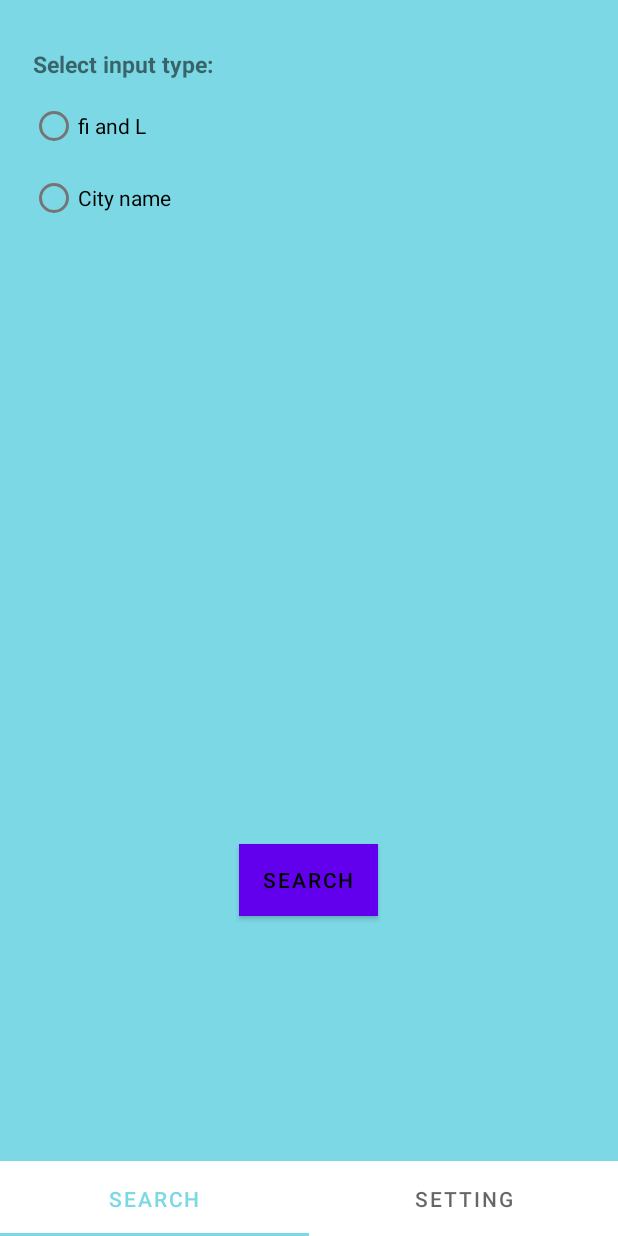
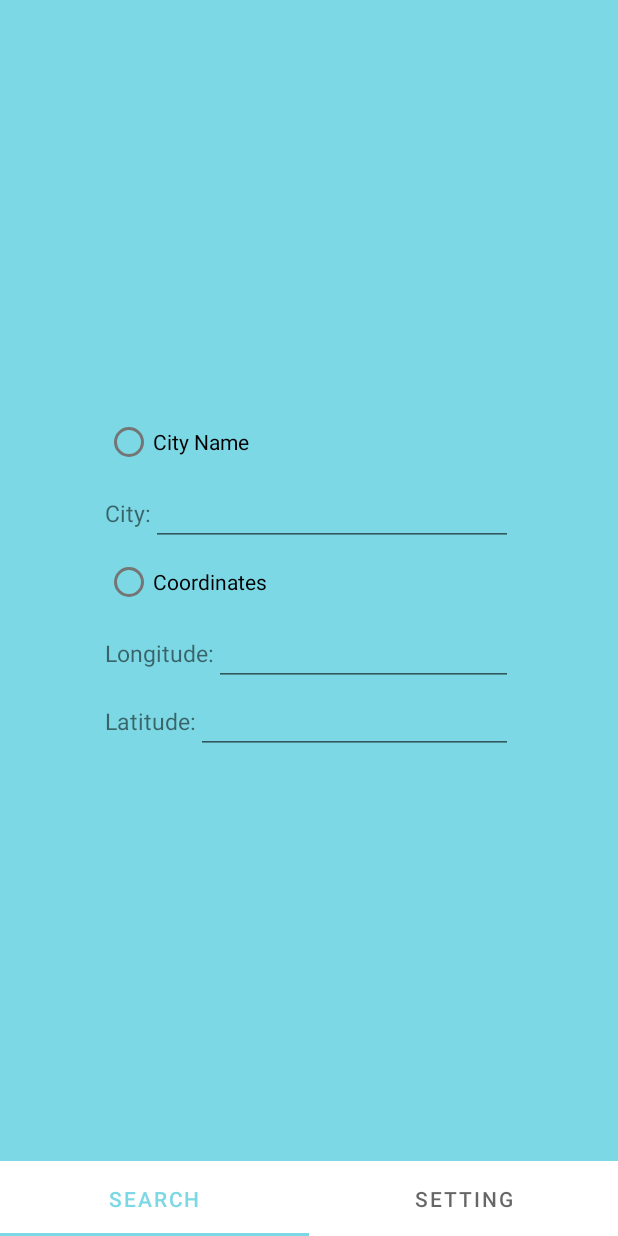
Before and after one commit to matadysa/Mobile-Programming-HW2, an Android app: the screen it shows after launch (StartActivity), on a phone screen of 412 x 824 dp. Run offline under Robolectric (Android 15) with nearby library versions, the phone set to English and light mode, and no system bars.

Commit message:
search fragment fix

```diff
--- /dev/null
+++ b/app/src/main/java/com/example/weatherapp/EnhancedRadioGroup.java
@@ -0,0 +1,114 @@
+package com.example.weatherapp;
+
+import android.content.Context;
+import android.util.AttributeSet;
+import android.view.View;
+import android.view.ViewGroup;
+import android.widget.RadioButton;
+import android.widget.RadioGroup;
+
+import java.util.ArrayList;
+
+public class EnhancedRadioGroup extends RadioGroup implements View.OnClickListener {
+
+    public interface OnSelectionChangedListener {
+        void onSelectionChanged(RadioButton radioButton, int index);
+    }
+
+    private OnSelectionChangedListener selectionChangedListener;
+    ArrayList<RadioButton> radioButtons = new ArrayList<>();
+
+    public EnhancedRadioGroup(Context context) {
+        super(context);
+    }
+
+    public EnhancedRadioGroup(Context context, AttributeSet attrs) {
+        super(context, attrs);
+    }
+
+    @Override
+    protected void onLayout(boolean changed, int l, int t, int r, int b) {
+        super.onLayout(changed, l, t, r, b);
+        if (changed) {
+            getRadioButtons();
+        }
+    }
+
+    private void getRadioButtons() {
+        radioButtons.clear();
+        checkForRadioButtons(this);
+    }
+
+    private void checkForRadioButtons(ViewGroup viewGroup) {
+        if (viewGroup == null) {
+            return;
+        }
+        for (int i = 0; i < viewGroup.getChildCount(); i++) {
+            View v = viewGroup.getChildAt(i);
+            if (v instanceof RadioButton) {
+                v.setOnClickListener(this);
+                // store index of item
+                v.setTag(radioButtons.size());
+                radioButtons.add((RadioButton) v);
+            }
+            else if (v instanceof ViewGroup) {
+                checkForRadioButtons((ViewGroup)v);
+            }
+        }
+    }
+
+    public RadioButton getSelectedItem() {
+        if (radioButtons.isEmpty()) {
+            getRadioButtons();
+        }
+        for (RadioButton radioButton : radioButtons) {
+            if (radioButton.isChecked()) {
+                return radioButton;
+            }
+        }
+        return null;
+    }
+
+    public void setOnSelectionChanged(OnSelectionChangedListener selectionChangedListener) {
+        this.selectionChangedListener = selectionChangedListener;
+    }
+
+    public void setSelectedById(int id) {
+        if (radioButtons.isEmpty()) {
+            getRadioButtons();
+        }
+        for (RadioButton radioButton : radioButtons) {
+            boolean isSelectedRadioButton = radioButton.getId() == id;
+            radioButton.setChecked(isSelectedRadioButton);
+            if (isSelectedRadioButton && selectionChangedListener != null) {
+                selectionChangedListener.onSelectionChanged(radioButton, (int)radioButton.getTag());
+            }
+        }
+    }
+
+    public void setSelectedByIndex(int index) {
+        if (radioButtons.isEmpty()) {
+            getRadioButtons();
+        }
+        if (radioButtons.size() > index) {
+            setSelectedRadioButton(radioButtons.get(index));
+        }
+    }
+
+    @Override
+    public void onClick(View v) {
+        setSelectedRadioButton((RadioButton) v);
+    }
+
+    private void setSelectedRadioButton(RadioButton rb) {
+        if (radioButtons.isEmpty()) {
+            getRadioButtons();
+        }
+        for (RadioButton radioButton : radioButtons) {
+            radioButton.setChecked(rb == radioButton);
+        }
+        if (selectionChangedListener != null) {
+            selectionChangedListener.onSelectionChanged(rb, (int)rb.getTag());
+        }
+    }
+}
--- a/app/src/main/java/com/example/weatherapp/SearchFragment.java
+++ b/app/src/main/java/com/example/weatherapp/SearchFragment.java
@@ -41,34 +41,34 @@ public class SearchFragment extends Fragment {
 
         View view = layoutInflater.inflate(R.layout.fragment_search, container, false);
 
-        radioGroup = view.findViewById(R.id.radio_button_group);
-        fiAndLRadioButton = view.findViewById(R.id.fi_and_L_radio_button);
-        cityNameRadioButton = view.findViewById(R.id.city_name_radio_button);
+//        radioGroup = view.findViewById(R.id.radio_button_group);
+//        fiAndLRadioButton = view.findViewById(R.id.fi_and_L_radio_button);
+//        cityNameRadioButton = view.findViewById(R.id.city_name_radio_button);
+//
+//        fiInputText = view.findViewById(R.id.fi_input_text);
+//        LInputText = view.findViewById(R.id.L_input_text);
+//        cityNameInputText = view.findViewById(R.id.city_name_input_text);
+//
+//        searchButton = view.findViewById(R.id.search_button);
 
-        fiInputText = view.findViewById(R.id.fi_input_text);
-        LInputText = view.findViewById(R.id.L_input_text);
-        cityNameInputText = view.findViewById(R.id.city_name_input_text);
-
-        searchButton = view.findViewById(R.id.search_button);
-
-        radioGroup.setOnCheckedChangeListener(new RadioGroup.OnCheckedChangeListener() {
-            @Override
-            public void onCheckedChanged(RadioGroup radioGroup, int checkedId) {
-                switch (checkedId){
-                    case R.id.fi_and_L_radio_button:
-                        cityNameInputText.setVisibility(View.GONE);
-                        fiInputText.setVisibility(View.VISIBLE);
-                        LInputText.setVisibility(View.VISIBLE);
-                        break;
-
-                    case R.id.city_name_radio_button:
-                        cityNameInputText.setVisibility(View.VISIBLE);
-                        fiInputText.setVisibility(View.GONE);
-                        LInputText.setVisibility(View.GONE);
-                        break;
-                }
-            }
-        });
+//        radioGroup.setOnCheckedChangeListener(new RadioGroup.OnCheckedChangeListener() {
+//            @Override
+//            public void onCheckedChanged(RadioGroup radioGroup, int checkedId) {
+//                switch (checkedId){
+//                    case R.id.fi_and_L_radio_button:
+//                        cityNameInputText.setVisibility(View.GONE);
+//                        fiInputText.setVisibility(View.VISIBLE);
+//                        LInputText.setVisibility(View.VISIBLE);
+//                        break;
+//
+//                    case R.id.city_name_radio_button:
+//                        cityNameInputText.setVisibility(View.VISIBLE);
+//                        fiInputText.setVisibility(View.GONE);
+//                        LInputText.setVisibility(View.GONE);
+//                        break;
+//                }
+//            }
+//        });
 
         return view;
     }
--- a/app/src/main/res/layout/fragment_search.xml
+++ b/app/src/main/res/layout/fragment_search.xml
@@ -1,93 +1,170 @@
 <?xml version="1.0" encoding="utf-8"?>
-<FrameLayout xmlns:android="http://schemas.android.com/apk/res/android"
+<RelativeLayout xmlns:android="http://schemas.android.com/apk/res/android"
     xmlns:app="http://schemas.android.com/apk/res-auto"
     xmlns:tools="http://schemas.android.com/tools"
     android:layout_width="match_parent"
     android:layout_height="match_parent"
     android:background="?attr/background_color"
     tools:context=".SearchFragment"
+    android:orientation="vertical"
     tools:visibility="visible">
 
-    <TextView
-        android:layout_width="wrap_content"
-        android:layout_height="wrap_content"
-        android:layout_marginStart="20dp"
-        android:layout_marginTop="30dp"
-        android:padding="2dp"
-        android:text="@string/select_input_type"
-        android:textSize="15sp"
-        android:textStyle="bold" />
-
-    <RadioGroup
-        android:id="@+id/radio_button_group"
+    <com.example.weatherapp.EnhancedRadioGroup
+        android:paddingHorizontal="70sp"
+        android:layout_centerInParent="true"
         android:layout_width="match_parent"
-        android:layout_height="100dp"
-        android:layout_marginStart="20dp"
-        android:layout_marginTop="60dp"
-        android:layout_marginEnd="20dp"
-        android:textColor="?attr/text_color">
-
+        android:layout_height="wrap_content">
         <RadioButton
-            android:id="@+id/fi_and_L_radio_button"
-            android:textColor="?attr/text_color"
+            android:text="@string/city_name"
             android:layout_width="match_parent"
-            android:layout_height="wrap_content"
-            android:text="@string/fi_and_l" />
-
+            android:layout_height="wrap_content"/>
+        <RelativeLayout
+            android:layout_width="match_parent"
+            android:layout_height="wrap_content">
+            <TextView
+                android:layout_alignBaseline="@id/city_edittext"
+                android:id="@+id/city_textview"
+                android:text="@string/city_textview"
+                android:layout_alignParentStart="true"
+                android:textSize="15sp"
+                android:layout_width="wrap_content"
+                android:layout_height="wrap_content"/>
+            <EditText
+                android:id="@+id/city_edittext"
+                android:layout_alignParentEnd="true"
+                android:layout_width="0dp"
+                android:layout_toEndOf="@+id/city_textview"
+                android:layout_height="wrap_content"
+                android:inputType="text"
+                android:importantForAutofill="no" />
+        </RelativeLayout>
         <RadioButton
-            android:id="@+id/city_name_radio_button"
-            android:textColor="?attr/text_color"
+            android:text="@string/coordinates"
             android:layout_width="match_parent"
-            android:layout_height="wrap_content"
-            android:text="@string/city_name" />
-    </RadioGroup>
-
-    <Button
-        android:id="@+id/search_button"
-        android:layout_width="wrap_content"
-        android:layout_height="wrap_content"
-        android:layout_gravity="center"
-        android:layout_marginTop="200dp"
-        android:background="@color/white"
-        android:text="@string/search"
-        android:textColor="?attr/text_color" />
+            android:layout_height="wrap_content"/>
+        <RelativeLayout
+            android:layout_width="match_parent"
+            android:layout_height="wrap_content">
+            <TextView
+                android:layout_alignBaseline="@id/longitude_edittext"
+                android:id="@+id/longitude_textview"
+                android:text="@string/longitude_textview"
+                android:layout_alignParentStart="true"
+                android:textSize="15sp"
+                android:layout_width="wrap_content"
+                android:layout_height="wrap_content"/>
+            <EditText
+                android:id="@+id/longitude_edittext"
+                android:layout_alignParentEnd="true"
+                android:layout_width="0dp"
+                android:layout_toEndOf="@+id/longitude_textview"
+                android:layout_height="wrap_content"
+                android:inputType="numberDecimal"
+                android:importantForAutofill="no" />
+        </RelativeLayout>
+        <RelativeLayout
+            android:layout_width="match_parent"
+            android:layout_height="wrap_content">
+            <TextView
+                android:layout_alignBaseline="@id/latitude_edittext"
+                android:id="@+id/latitude_textview"
+                android:text="@string/latitude_textview"
+                android:layout_alignParentStart="true"
+                android:textSize="15sp"
+                android:layout_width="wrap_content"
+                android:layout_height="wrap_content"/>
+            <EditText
+                android:id="@+id/latitude_edittext"
+                android:layout_alignParentEnd="true"
+                android:layout_width="0dp"
+                android:layout_toEndOf="@+id/latitude_textview"
+                android:layout_height="wrap_content"
+                android:inputType="numberDecimal"
+                android:importantForAutofill="no" />
+        </RelativeLayout>
+    </com.example.weatherapp.EnhancedRadioGroup>
 
 
-    <com.google.android.material.textfield.TextInputEditText
-        android:id="@+id/fi_input_text"
-        android:textColor="?attr/text_color"
-        android:layout_width="match_parent"
-        android:layout_height="wrap_content"
-        android:layout_marginStart="40dp"
-        android:layout_marginTop="200dp"
-        android:layout_marginEnd="40dp"
-        android:hint="@string/fi"
-        android:inputType="number"
-        android:visibility="invisible" />
+<!--    <TextView-->
+<!--        android:layout_width="wrap_content"-->
+<!--        android:layout_height="wrap_content"-->
+<!--        android:layout_marginStart="20dp"-->
+<!--        android:layout_marginTop="30dp"-->
+<!--        android:padding="2dp"-->
+<!--        android:text="@string/select_input_type"-->
+<!--        android:textSize="15sp"-->
+<!--        android:textStyle="bold" />-->
 
-    <com.google.android.material.textfield.TextInputEditText
-        android:id="@+id/L_input_text"
-        android:textColor="?attr/text_color"
-        android:layout_width="match_parent"
-        android:layout_height="wrap_content"
-        android:layout_marginStart="40dp"
-        android:layout_marginTop="270dp"
-        android:layout_marginEnd="40dp"
-        android:hint="@string/l"
-        android:inputType="number"
-        android:visibility="invisible" />
+<!--    <RadioGroup-->
+<!--        android:id="@+id/radio_button_group"-->
+<!--        android:layout_width="match_parent"-->
+<!--        android:layout_height="100dp"-->
+<!--        android:layout_marginStart="20dp"-->
+<!--        android:layout_marginTop="60dp"-->
+<!--        android:layout_marginEnd="20dp"-->
+<!--        android:textColor="?attr/text_color">-->
 
-    <com.google.android.material.textfield.TextInputEditText
-        android:id="@+id/city_name_input_text"
-        android:textColor="?attr/text_color"
-        android:layout_width="match_parent"
-        android:layout_height="wrap_content"
-        android:layout_marginStart="40dp"
-        android:layout_marginTop="400dp"
-        android:layout_marginEnd="40dp"
-        android:hint="@string/city_name"
-        android:inputType="textShortMessage"
-        android:visibility="invisible" />
+<!--        <RadioButton-->
+<!--            android:id="@+id/fi_and_L_radio_button"-->
+<!--            android:textColor="?attr/text_color"-->
+<!--            android:layout_width="match_parent"-->
+<!--            android:layout_height="wrap_content"-->
+<!--            android:text="@string/fi_and_l" />-->
+
+<!--        <RadioButton-->
+<!--            android:id="@+id/city_name_radio_button"-->
+<!--            android:textColor="?attr/text_color"-->
+<!--            android:layout_width="match_parent"-->
+<!--            android:layout_height="wrap_content"-->
+<!--            android:text="@string/city_name" />-->
+<!--    </RadioGroup>-->
+
+<!--    <Button-->
+<!--        android:id="@+id/search_button"-->
+<!--        android:layout_width="wrap_content"-->
+<!--        android:layout_height="wrap_content"-->
+<!--        android:layout_gravity="center"-->
+<!--        android:layout_marginTop="200dp"-->
+<!--        android:background="@color/white"-->
+<!--        android:text="@string/search"-->
+<!--        android:textColor="?attr/text_color" />-->
 
 
-</FrameLayout>
+<!--    <com.google.android.material.textfield.TextInputEditText-->
+<!--        android:id="@+id/fi_input_text"-->
+<!--        android:textColor="?attr/text_color"-->
+<!--        android:layout_width="match_parent"-->
+<!--        android:layout_height="wrap_content"-->
+<!--        android:layout_marginStart="40dp"-->
+<!--        android:layout_marginTop="200dp"-->
+<!--        android:layout_marginEnd="40dp"-->
+<!--        android:hint="@string/fi"-->
+<!--        android:inputType="number"-->
+<!--        android:visibility="invisible" />-->
+
+<!--    <com.google.android.material.textfield.TextInputEditText-->
+<!--        android:id="@+id/L_input_text"-->
+<!--        android:textColor="?attr/text_color"-->
+<!--        android:layout_width="match_parent"-->
+<!--        android:layout_height="wrap_content"-->
+<!--        android:layout_marginStart="40dp"-->
+<!--        android:layout_marginTop="270dp"-->
+<!--        android:layout_marginEnd="40dp"-->
+<!--        android:hint="@string/l"-->
+<!--        android:inputType="number"-->
+<!--        android:visibility="invisible" />-->
+
+<!--    <com.google.android.material.textfield.TextInputEditText-->
+<!--        android:id="@+id/city_name_input_text"-->
+<!--        android:textColor="?attr/text_color"-->
+<!--        android:layout_width="match_parent"-->
+<!--        android:layout_height="wrap_content"-->
+<!--        android:layout_marginStart="40dp"-->
+<!--        android:layout_marginTop="400dp"-->
+<!--        android:layout_marginEnd="40dp"-->
+<!--        android:hint="@string/city_name"-->
+<!--        android:inputType="textShortMessage"-->
+<!--        android:visibility="invisible" />-->
+
+
+</RelativeLayout>
--- a/app/src/main/res/values/strings.xml
+++ b/app/src/main/res/values/strings.xml
@@ -6,8 +6,9 @@
     <string name="setting">setting</string>
     <string name="dark_mode">Dark Theme</string>
     <string name="select_input_type">Select input type:</string>
-    <string name="fi_and_l">fi and L</string>
-    <string name="city_name">City name</string>
-    <string name="fi">fi</string>
-    <string name="l">L</string>
+    <string name="city_name">City Name</string>
+    <string name="city_textview">City: </string>
+    <string name="coordinates">Coordinates</string>
+    <string name="longitude_textview">Longitude: </string>
+    <string name="latitude_textview">Latitude: </string>
 </resources>
```
